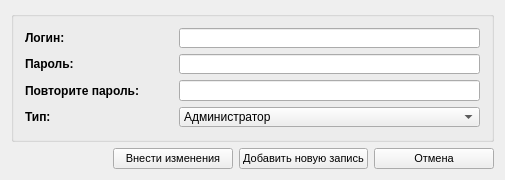
Old version of the form src/zusersform.ui in the repository SergeyZaz/Cleaning.
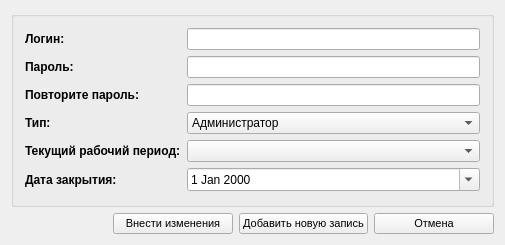
New version of the form. Icons and pictures are not drawn.

```diff
--- a/src/zusersform.ui
+++ b/src/zusersform.ui
@@ -7,7 +7,7 @@
     <x>0</x>
     <y>0</y>
     <width>505</width>
-    <height>180</height>
+    <height>245</height>
    </rect>
   </property>
   <property name="minimumSize">
@@ -116,6 +116,42 @@
       <item row="1" column="1" colspan="2">
        <widget class="QLineEdit" name="txtLogin"/>
       </item>
+      <item row="6" column="1" colspan="2">
+       <widget class="QComboBox" name="cboPeriod"/>
+      </item>
+      <item row="6" column="0">
+       <widget class="QLabel" name="lblSectionPlus_5">
+        <property name="font">
+         <font>
+          <weight>75</weight>
+          <bold>true</bold>
+         </font>
+        </property>
+        <property name="text">
+         <string>Текущий рабочий период:</string>
+        </property>
+       </widget>
+      </item>
+      <item row="7" column="0">
+       <widget class="QLabel" name="nameText">
+        <property name="font">
+         <font>
+          <weight>75</weight>
+          <bold>true</bold>
+         </font>
+        </property>
+        <property name="text">
+         <string>Дата закрытия:</string>
+        </property>
+       </widget>
+      </item>
+      <item row="7" column="1" colspan="2">
+       <widget class="QDateEdit" name="dateEdit">
+        <property name="calendarPopup">
+         <bool>true</bool>
+        </property>
+       </widget>
+      </item>
      </layout>
     </widget>
    </item>
```
